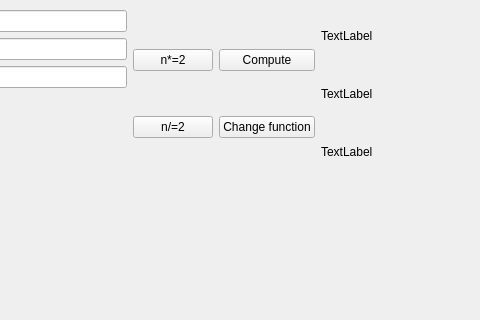
LoggerHead22/3d-gui, file mainwindow.ui: the form before one commit; both pictures show x 320 to 800 and y 0 to 320 of the 800 by 600 pixel window.
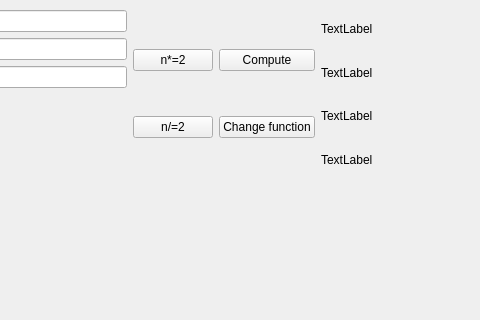
The form after the commit.

Patch:
```diff
--- a/mainwindow.ui
+++ b/mainwindow.ui
@@ -173,6 +173,13 @@
          </property>
         </widget>
        </item>
+       <item>
+        <widget class="QLabel" name="kitLabel">
+         <property name="text">
+          <string>TextLabel</string>
+         </property>
+        </widget>
+       </item>
       </layout>
      </item>
     </layout>
```
